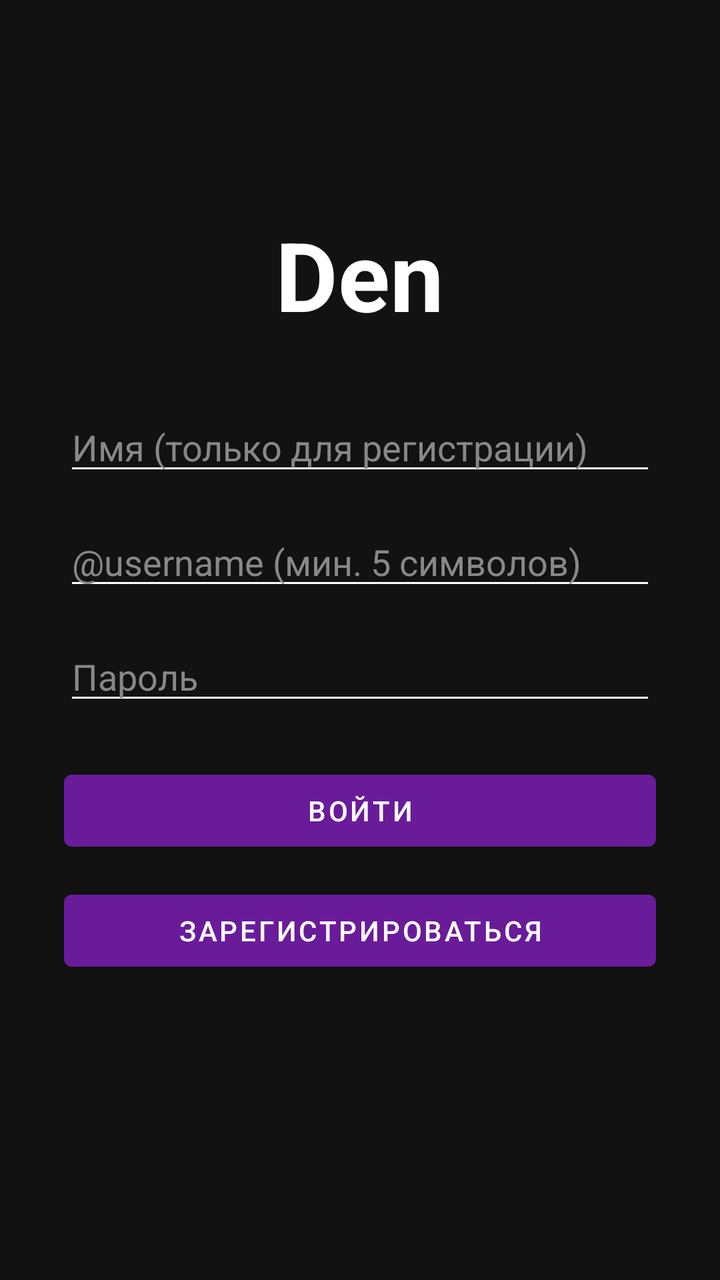
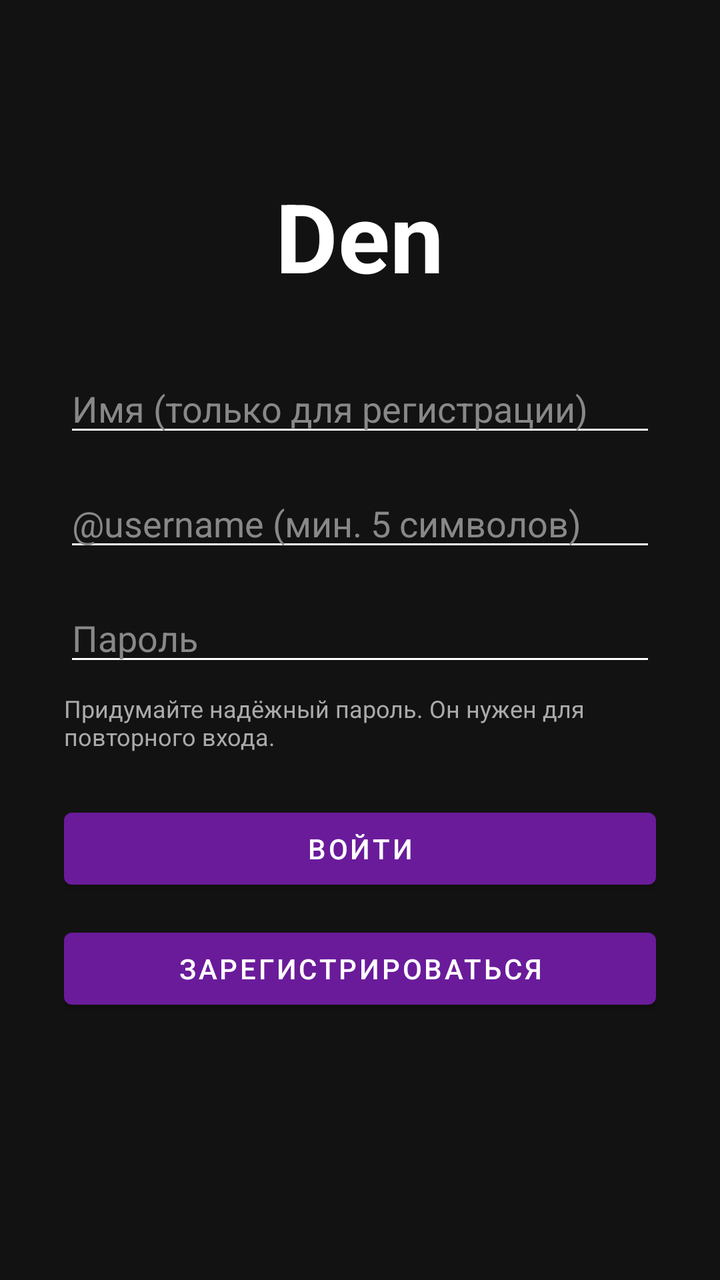

An Android layout rendered at two revisions. The XML below is the earlier revision; the diff shows what the commit changed to produce the second picture.
<!-- AndroidManifest.xml: application theme Theme.TicTacToe -->
<!-- res/layout/activity_main.xml -->
<?xml version="1.0" encoding="utf-8"?>
<LinearLayout xmlns:android="http://schemas.android.com/apk/res/android"
    android:layout_width="match_parent"
    android:layout_height="match_parent"
    android:orientation="vertical"
    android:gravity="center"
    android:padding="32dp"
    android:background="#121212">

    <TextView
        android:layout_width="wrap_content"
        android:layout_height="wrap_content"
        android:text="Den"
        android:textColor="#FFFFFF"
        android:textSize="48sp"
        android:textStyle="bold"
        android:layout_marginBottom="32dp"/>

    <EditText
        android:id="@+id/etName"
        android:layout_width="match_parent"
        android:layout_height="wrap_content"
        android:hint="Имя (только для регистрации)"
        android:inputType="textPersonName"
        android:textColorHint="#888888"
        android:textColor="#FFFFFF"
        android:backgroundTint="#FFFFFF"
        android:layout_marginBottom="16dp"/>

    <EditText
        android:id="@+id/etUsername"
        android:layout_width="match_parent"
        android:layout_height="wrap_content"
        android:hint="@username (мин. 5 символов)"
        android:inputType="text"
        android:textColorHint="#888888"
        android:textColor="#FFFFFF"
        android:backgroundTint="#FFFFFF"
        android:layout_marginBottom="16dp"/>

    <EditText
        android:id="@+id/etPassword"
        android:layout_width="match_parent"
        android:layout_height="wrap_content"
        android:hint="Пароль"
        android:inputType="textPassword"
        android:textColorHint="#888888"
        android:textColor="#FFFFFF"
        android:backgroundTint="#FFFFFF"
        android:layout_marginBottom="24dp"/>

    <Button
        android:id="@+id/btnLogin"
        android:layout_width="match_parent"
        android:layout_height="wrap_content"
        android:text="Войти"
        android:layout_marginBottom="12dp"/>

    <Button
        android:id="@+id/btnRegister"
        android:layout_width="match_parent"
        android:layout_height="wrap_content"
        android:text="Зарегистрироваться"/>

    <TextView
        android:id="@+id/tvStatus"
        android:layout_width="wrap_content"
        android:layout_height="wrap_content"
        android:textColor="#4CAF50"
        android:textSize="16sp"
        android:layout_marginTop="24dp"/>

</LinearLayout>
<!-- resources referenced by this layout -->
<resources>
  <style name="Theme.TicTacToe" parent="Theme.MaterialComponents.DayNight.NoActionBar">
          <item name="colorPrimary">#6A1B9A</item>
          <item name="colorPrimaryVariant">#4A148C</item>
          <item name="colorOnPrimary">#FFFFFF</item>
          <item name="android:statusBarColor">#0F0F1A</item>
          <item name="android:windowBackground">#0F0F1A</item>
      </style>
</resources>

<!-- the commit's change to res/layout/activity_main.xml (unified diff, before → after) -->
@@ -47,6 +47,15 @@
         android:textColorHint="#888888"
         android:textColor="#FFFFFF"
         android:backgroundTint="#FFFFFF"
+        android:layout_marginBottom="8dp"/>
+
+    
+    <TextView
+        android:layout_width="match_parent"
+        android:layout_height="wrap_content"
+        android:text="Придумайте надёжный пароль. Он нужен для повторного входа."
+        android:textColor="#AAAAAA"
+        android:textSize="12sp"
         android:layout_marginBottom="24dp"/>
 
     <Button
